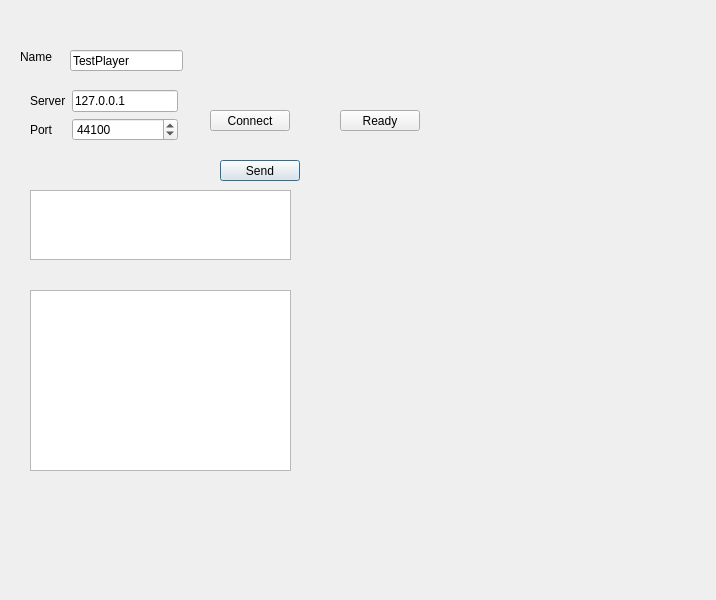
Before: the Qt Designer form src/gui/client_game_dialog.ui in dwarfovich/Bomberman, drawn with Qt 5.
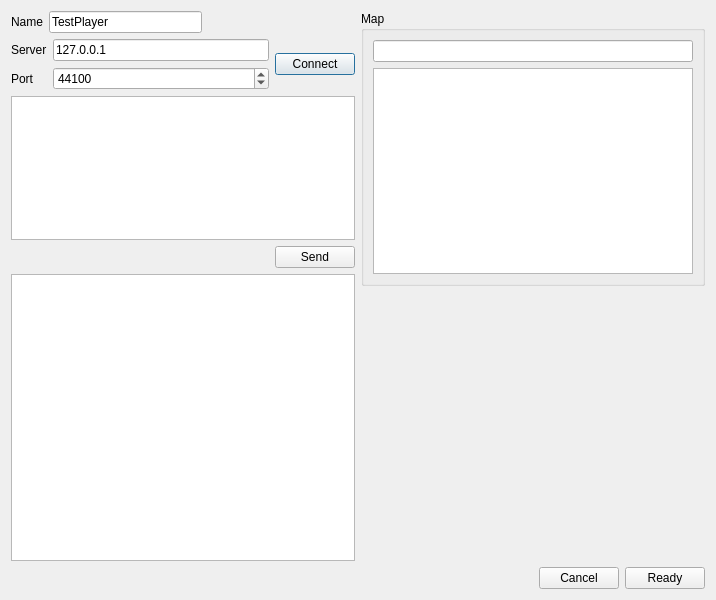
After: the same form once the commit is applied.

Diff of the .ui file:
```diff
--- a/src/gui/client_game_dialog.ui
+++ b/src/gui/client_game_dialog.ui
@@ -13,90 +13,43 @@
   <property name="windowTitle">
    <string>Dialog</string>
   </property>
-  <widget class="QTextEdit" name="logView">
-   <property name="geometry">
-    <rect>
-     <x>30</x>
-     <y>290</y>
-     <width>261</width>
-     <height>181</height>
-    </rect>
-   </property>
-   <property name="readOnly">
-    <bool>true</bool>
-   </property>
-  </widget>
-  <widget class="QTextEdit" name="messageEdit">
-   <property name="geometry">
-    <rect>
-     <x>30</x>
-     <y>190</y>
-     <width>261</width>
-     <height>70</height>
-    </rect>
-   </property>
-  </widget>
-  <widget class="QLineEdit" name="playerNameEdit">
-   <property name="geometry">
-    <rect>
-     <x>70</x>
-     <y>50</y>
-     <width>113</width>
-     <height>21</height>
-    </rect>
-   </property>
-   <property name="text">
-    <string>TestPlayer</string>
-   </property>
-  </widget>
+  <layout class="QGridLayout" name="gridLayout_2">
+   <item row="0" column="0">
+    <layout class="QVBoxLayout" name="verticalLayout_2" stretch="0,0,1,0,2">
+     <item>
+      <layout class="QHBoxLayout" name="horizontalLayout">
+       <item>
   <widget class="QLabel" name="label_3">
-   <property name="geometry">
-    <rect>
-     <x>20</x>
-     <y>50</y>
-     <width>47</width>
-     <height>13</height>
-    </rect>
-   </property>
    <property name="text">
     <string>Name</string>
    </property>
   </widget>
-  <widget class="QPushButton" name="sendMessageButton">
-   <property name="geometry">
-    <rect>
-     <x>220</x>
-     <y>160</y>
-     <width>80</width>
-     <height>21</height>
-    </rect>
-   </property>
+       </item>
+       <item>
+        <widget class="QLineEdit" name="playerNameEdit">
    <property name="text">
-    <string>Send</string>
-   </property>
-  </widget>
-  <widget class="QPushButton" name="connectButton">
-   <property name="geometry">
-    <rect>
-     <x>210</x>
-     <y>110</y>
-     <width>80</width>
-     <height>21</height>
-    </rect>
-   </property>
-   <property name="text">
-    <string>Connect</string>
-   </property>
-  </widget>
-  <widget class="QWidget" name="layoutWidget">
-   <property name="geometry">
-    <rect>
-     <x>30</x>
-     <y>90</y>
-     <width>148</width>
-     <height>53</height>
-    </rect>
-   </property>
+          <string>TestPlayer</string>
+         </property>
+        </widget>
+       </item>
+       <item>
+        <spacer name="horizontalSpacer">
+         <property name="orientation">
+          <enum>Qt::Horizontal</enum>
+         </property>
+         <property name="sizeHint" stdset="0">
+          <size>
+           <width>40</width>
+           <height>20</height>
+          </size>
+         </property>
+        </spacer>
+       </item>
+      </layout>
+     </item>
+     <item>
+      <layout class="QHBoxLayout" name="horizontalLayout_3">
+       <item>
    <layout class="QGridLayout" name="gridLayout">
     <item row="0" column="0">
      <widget class="QLabel" name="label">
@@ -130,20 +83,120 @@
      </widget>
     </item>
    </layout>
-  </widget>
+       </item>
+       <item>
+        <widget class="QPushButton" name="connectButton">
+         <property name="text">
+          <string>Connect</string>
+         </property>
+        </widget>
+       </item>
+      </layout>
+     </item>
+     <item>
+      <widget class="QTextEdit" name="messageEdit"/>
+     </item>
+     <item>
+      <layout class="QHBoxLayout" name="horizontalLayout_2">
+       <item>
+        <spacer name="horizontalSpacer_2">
+         <property name="orientation">
+          <enum>Qt::Horizontal</enum>
+         </property>
+         <property name="sizeHint" stdset="0">
+          <size>
+           <width>40</width>
+           <height>20</height>
+          </size>
+         </property>
+        </spacer>
+       </item>
+       <item>
+        <widget class="QPushButton" name="sendMessageButton">
+         <property name="text">
+          <string>Send</string>
+         </property>
+        </widget>
+       </item>
+      </layout>
+     </item>
+     <item>
+      <widget class="QTextEdit" name="logView">
+       <property name="readOnly">
+        <bool>true</bool>
+       </property>
+      </widget>
+     </item>
+    </layout>
+   </item>
+   <item row="0" column="1">
+    <layout class="QVBoxLayout" name="verticalLayout_3">
+     <item>
+      <widget class="QGroupBox" name="groupBox">
+       <property name="title">
+        <string>Map</string>
+       </property>
+       <layout class="QVBoxLayout" name="verticalLayout">
+        <item>
+         <widget class="QLineEdit" name="mapNameEdit">
+          <property name="readOnly">
+           <bool>true</bool>
+          </property>
+         </widget>
+        </item>
+        <item>
+         <widget class="QGraphicsView" name="mapPreview"/>
+        </item>
+       </layout>
+      </widget>
+     </item>
+     <item>
+      <spacer name="verticalSpacer">
+       <property name="orientation">
+        <enum>Qt::Vertical</enum>
+       </property>
+       <property name="sizeHint" stdset="0">
+        <size>
+         <width>20</width>
+         <height>40</height>
+        </size>
+       </property>
+      </spacer>
+     </item>
+    </layout>
+   </item>
+   <item row="1" column="0" colspan="2">
+    <layout class="QHBoxLayout" name="horizontalLayout_4">
+     <item>
+      <spacer name="horizontalSpacer_3">
+       <property name="orientation">
+        <enum>Qt::Horizontal</enum>
+       </property>
+       <property name="sizeHint" stdset="0">
+        <size>
+         <width>40</width>
+         <height>20</height>
+        </size>
+       </property>
+      </spacer>
+     </item>
+     <item>
+      <widget class="QPushButton" name="pushButton">
+       <property name="text">
+        <string>Cancel</string>
+       </property>
+      </widget>
+     </item>
+     <item>
   <widget class="QPushButton" name="readyButton">
-   <property name="geometry">
-    <rect>
-     <x>340</x>
-     <y>110</y>
-     <width>80</width>
-     <height>21</height>
-    </rect>
-   </property>
    <property name="text">
     <string>Ready</string>
    </property>
   </widget>
+     </item>
+    </layout>
+   </item>
+  </layout>
  </widget>
  <resources/>
  <connections/>
```
Lines whose indentation alone changed are shown as unchanged.
